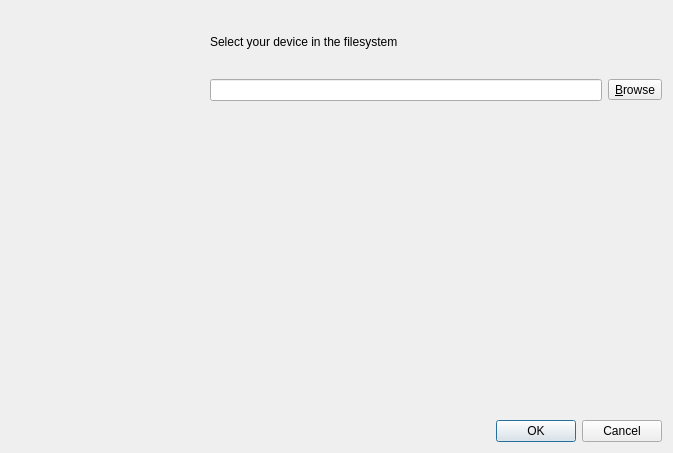
Old version of the form rbutil/rbutilqt/installbootloaderfrm.ui in the repository Rockbox-Chinese-Community/Rockbox-RCC.
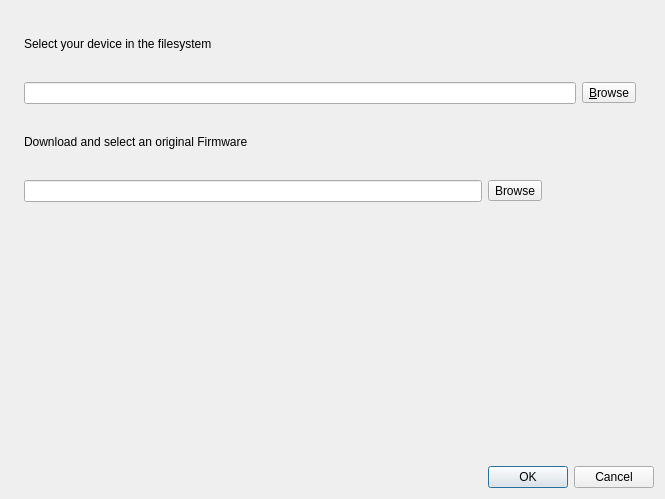
New version of the form. Icons and pictures are not drawn.

What changed in the file:
```diff
--- a/rbutil/rbutilqt/installbootloaderfrm.ui
+++ b/rbutil/rbutilqt/installbootloaderfrm.ui
@@ -8,8 +8,8 @@
    <rect>
     <x>0</x>
     <y>0</y>
-    <width>673</width>
-    <height>453</height>
+    <width>665</width>
+    <height>499</height>
    </rect>
   </property>
   <property name="windowTitle" >
@@ -43,7 +43,7 @@
      </property>
     </widget>
    </item>
-   <item row="7" column="2" colspan="2" >
+   <item row="9" column="2" colspan="2" >
     <widget class="QDialogButtonBox" name="buttonBox" >
      <property name="orientation" >
       <enum>Qt::Horizontal</enum>
@@ -53,7 +53,7 @@
      </property>
     </widget>
    </item>
-   <item rowspan="4" row="2" column="1" colspan="3" >
+   <item rowspan="4" row="4" column="1" colspan="3" >
     <spacer>
      <property name="orientation" >
       <enum>Qt::Vertical</enum>
@@ -66,6 +66,36 @@
      </property>
     </spacer>
    </item>
+   <item row="3" column="1" >
+    <widget class="QLineEdit" name="lineOriginalFirmware" >
+     <property name="sizePolicy" >
+      <sizepolicy vsizetype="Fixed" hsizetype="Expanding" >
+       <horstretch>0</horstretch>
+       <verstretch>0</verstretch>
+      </sizepolicy>
+     </property>
+     <property name="toolTip" >
+      <string>select the original Firmware</string>
+     </property>
+     <property name="accessibleDescription" >
+      <string>select the original Firmware</string>
+     </property>
+    </widget>
+   </item>
+   <item row="2" column="1" >
+    <widget class="QLabel" name="label_3" >
+     <property name="text" >
+      <string>Download and select an original Firmware</string>
+     </property>
+    </widget>
+   </item>
+   <item row="3" column="2" >
+    <widget class="QToolButton" name="buttonBrowseOF" >
+     <property name="text" >
+      <string>Browse</string>
+     </property>
+    </widget>
+   </item>
   </layout>
  </widget>
  <resources>
```
